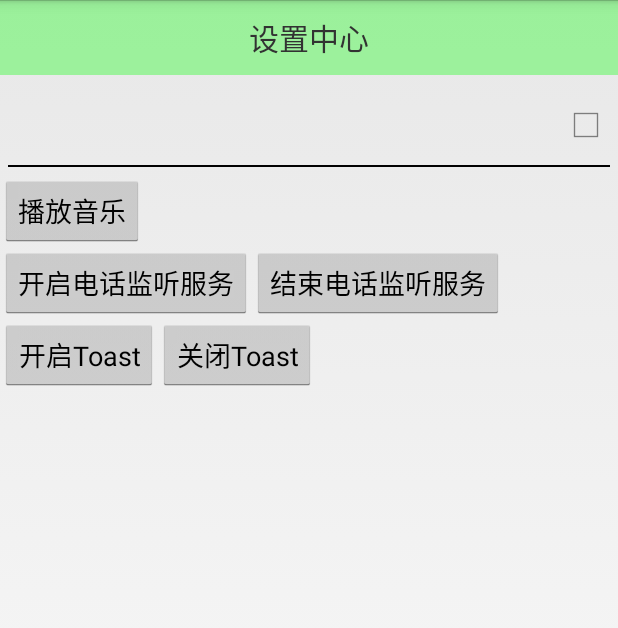
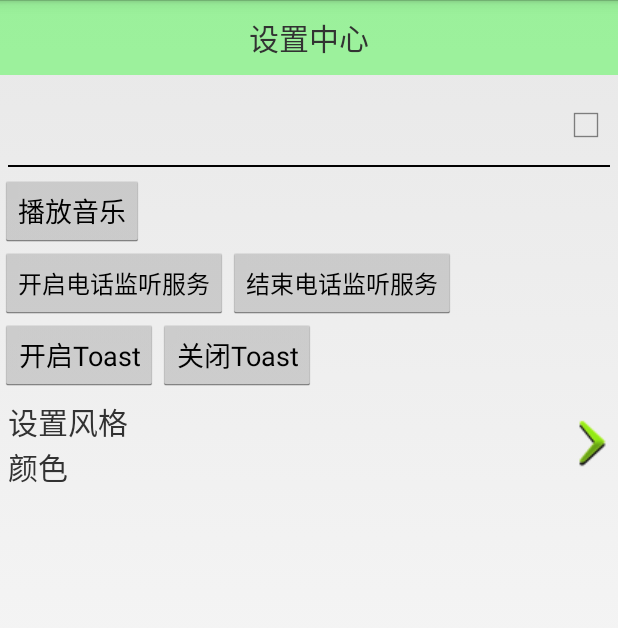
Before and after one commit to linson0116/phonesafe, an Android app: the SettingActivity screen opened directly, with no data from a screen before it, on a phone screen of 412 x 824 dp. Shown: the top 628 px of the screen. Run offline under Robolectric (Android 15) with nearby library versions, the phone set to English and light mode, and no system bars.

Commit message:
1.5 20160927 1613

```diff
--- a/app/src/main/java/com/linson/phonesafe/activity/SettingActivity.java
+++ b/app/src/main/java/com/linson/phonesafe/activity/SettingActivity.java
@@ -1,7 +1,8 @@
 package com.linson.phonesafe.activity;
 
 import android.app.Activity;
-import android.app.ActivityManager;
+import android.app.AlertDialog;
+import android.content.DialogInterface;
 import android.content.Intent;
 import android.graphics.PixelFormat;
 import android.os.Bundle;
@@ -13,6 +14,7 @@ import android.view.WindowManager;
 import com.linson.phonesafe.R;
 import com.linson.phonesafe.service.AlarmMusicService;
 import com.linson.phonesafe.service.PhoneStatusService;
+import com.linson.phonesafe.view.ArrowItemView;
 import com.linson.phonesafe.view.SettingItemView;
 
 import static android.content.ContentValues.TAG;
@@ -21,6 +23,7 @@ public class SettingActivity extends Activity {
 
     private WindowManager mWM;
     private View viewToast;
+    private ArrowItemView aiv;
 
     @Override
     protected void onCreate(Bundle savedInstanceState) {
@@ -28,6 +31,7 @@ public class SettingActivity extends Activity {
         setContentView(R.layout.activity_setting);
         initSettingUI();
     }
+
     private void initSettingUI() {
         final SettingItemView siv_update = (SettingItemView) findViewById(R.id.siv_update);
         siv_update.setOnClickListener(new View.OnClickListener() {
@@ -40,7 +44,30 @@ public class SettingActivity extends Activity {
                 }
             }
         });
+        aiv = (ArrowItemView) findViewById(R.id.aiv);
+        aiv.setTitle("设置风格");
+        aiv.setDesc("颜色");
+        aiv.setOnClickListener(new View.OnClickListener() {
+            @Override
+            public void onClick(View v) {
+                AlertDialog.Builder builder = new AlertDialog.Builder(SettingActivity.this);
+                builder.setTitle("设置").setSingleChoiceItems(new String[]{"1", "2"}, 0, new DialogInterface.OnClickListener() {
+                    @Override
+                    public void onClick(DialogInterface dialog, int which) {
+                        aiv.setDesc(which + "");
+                        dialog.dismiss();
+                    }
+                }).setNegativeButton("取消", new DialogInterface.OnClickListener() {
+                    @Override
+                    public void onClick(DialogInterface dialog, int which) {
+                        dialog.dismiss();
+                    }
+                }).setIcon(R.drawable.bind).show();
+
+            }
+        });
     }
+
     public void play(View view) {
 //        MediaPlayer player = MediaPlayer.create(this, R.raw.ylzs);
 //        player.setLooping(true);
@@ -69,14 +96,11 @@ public class SettingActivity extends Activity {
         //params.type = WindowManager.LayoutParams.TYPE_PHONE;
 
         //指定吐司的所在位置(将吐司指定在左上角)
-        params.gravity = Gravity.LEFT+ Gravity.TOP;
+        params.gravity = Gravity.LEFT + Gravity.TOP;
 
         mWM = (WindowManager) getSystemService(WINDOW_SERVICE);
         viewToast = View.inflate(getApplicationContext(), R.layout.toast_phone, null);
-        mWM.addView(viewToast,params);
-
-
-
+        mWM.addView(viewToast, params);
     }
 
     public void closeToast(View view) {
--- /dev/null
+++ b/app/src/main/java/com/linson/phonesafe/view/ArrowItemView.java
@@ -0,0 +1,53 @@
+package com.linson.phonesafe.view;
+
+import android.content.Context;
+import android.util.AttributeSet;
+import android.view.View;
+import android.widget.ImageView;
+import android.widget.RelativeLayout;
+import android.widget.TextView;
+
+import com.linson.phonesafe.R;
+
+/**
+ * Created by Administrator on 2016/9/27.
+ */
+
+public class ArrowItemView extends RelativeLayout {
+
+    private TextView tv_title;
+    private TextView tv_desc;
+    private ImageView iv_arrow;
+
+    public ArrowItemView(Context context) {
+        this(context,null);
+    }
+
+    public ArrowItemView(Context context, AttributeSet attrs) {
+        this(context, attrs,0);
+    }
+
+    public ArrowItemView(Context context, AttributeSet attrs, int defStyleAttr) {
+        super(context, attrs, defStyleAttr);
+//        initUI(context);
+        View.inflate(context, R.layout.arrow_item,this);
+        tv_title = (TextView) findViewById(R.id.tv_title);
+        tv_desc = (TextView) findViewById(R.id.tv_desc);
+        iv_arrow = (ImageView) findViewById(R.id.iv_arrow);
+    }
+
+    private void initUI(Context context) {
+        View view = View.inflate(context, R.layout.arrow_item,this);
+        tv_title = (TextView) view.findViewById(R.id.tv_title);
+        tv_desc = (TextView) view.findViewById(R.id.tv_desc);
+        iv_arrow = (ImageView) view.findViewById(R.id.iv_arrow);
+    }
+
+    public void setTitle(String title) {
+        tv_title.setText(title);
+    }
+
+    public void setDesc(String desc) {
+        tv_desc.setText(desc);
+    }
+}
--- a/app/src/main/res/layout/activity_setting.xml
+++ b/app/src/main/res/layout/activity_setting.xml
@@ -37,11 +37,13 @@
         android:layout_height="wrap_content">
         <Button
             android:text="开启电话监听服务"
+            android:textSize="16sp"
             android:onClick="beginPhoneService"
             android:layout_width="wrap_content"
             android:layout_height="wrap_content" />
         <Button
             android:text = "结束电话监听服务"
+            android:textSize="16sp"
             android:onClick="endPhoneService"
             android:layout_width="wrap_content"
             android:layout_height="wrap_content" />
@@ -62,5 +64,9 @@
             android:layout_width="wrap_content"
             android:layout_height="wrap_content" />
     </LinearLayout>
-
+    <com.linson.phonesafe.view.ArrowItemView
+        android:id="@+id/aiv"
+        android:layout_height="wrap_content"
+        android:layout_width="match_parent">
+    </com.linson.phonesafe.view.ArrowItemView>
 </LinearLayout>
--- /dev/null
+++ b/app/src/main/res/layout/arrow_item.xml
@@ -0,0 +1,26 @@
+<?xml version="1.0" encoding="utf-8"?>
+<RelativeLayout xmlns:android="http://schemas.android.com/apk/res/android"
+    android:padding="5dp"
+    android:layout_width="match_parent"
+    android:layout_height="wrap_content">
+    <TextView
+        android:id="@+id/tv_title"
+        android:textSize="20sp"
+        android:text="试试"
+        android:layout_width="wrap_content"
+        android:layout_height="wrap_content" />
+    <TextView
+        android:id="@+id/tv_desc"
+        android:textSize="20sp"
+        android:text="试试"
+        android:layout_below="@id/tv_title"
+        android:layout_width="wrap_content"
+        android:layout_height="wrap_content" />
+    <ImageView
+        android:id="@+id/iv_arrow"
+        android:background="@drawable/jiantou1_pressed"
+        android:layout_alignParentRight="true"
+        android:layout_centerInParent="true"
+        android:layout_width="wrap_content"
+        android:layout_height="wrap_content" />
+</RelativeLayout>
```
Also changed, not shown: app/src/main/java/com/linson/phonesafe/service/PhoneStatusService.java (+6 -2 lines), app/src/main/res/drawable/jiantou1_pressed.png (added).
